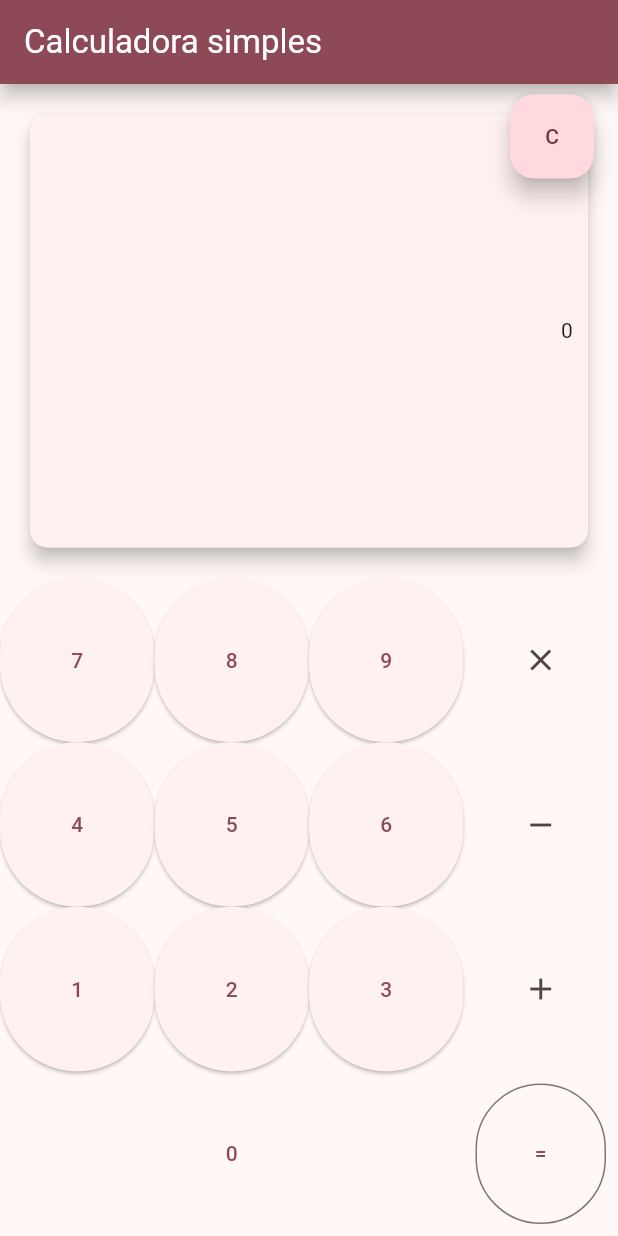
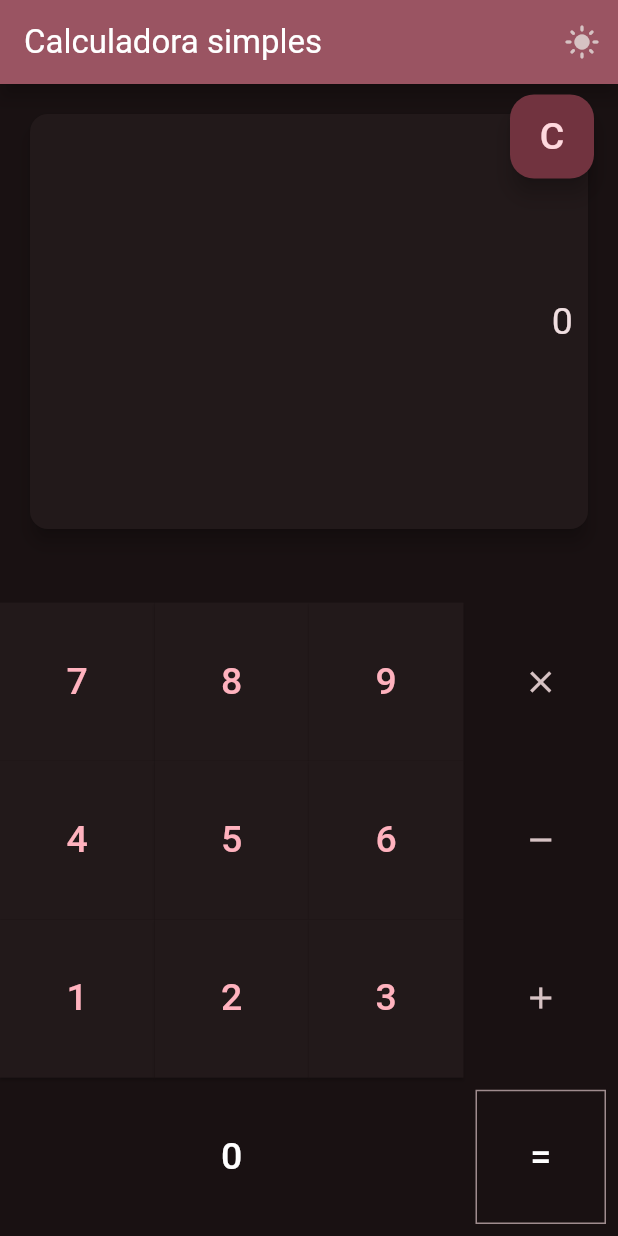
Before and after one commit to guirodriguezz/ProjetosFlutter, a Flutter app: the screen it shows after launch, on a phone screen of 412 x 824 dp. Run offline on Flutter 3.47's test engine with Material 3 defaults, Android fonts, the phone set to English and light mode, and no system bars.

Commit message:
Adicionando Linear ProgressIndicator. Criando lógica para Dark Mode e Light Mode. Ajustes visuais e de código.

```diff
--- a/lib/material_app_theme/OperadorButton.dart
+++ b/lib/material_app_theme/OperadorButton.dart
@@ -4,10 +4,14 @@ typedef OperadorPressedCallback = void Function(String);
 
 class OperadorButton extends StatelessWidget {
   const OperadorButton(
-      {super.key, required this.operador, required this.onOperadorPressed});
+      {super.key,
+      required this.operador,
+      required this.onOperadorPressed,
+      required this.disabled});
 
   final String operador;
   final OperadorPressedCallback onOperadorPressed;
+  final bool disabled;
 
   IconData mapOperadorToIcon() {
     switch (operador) {
@@ -24,8 +28,10 @@ class OperadorButton extends StatelessWidget {
   Widget build(BuildContext context) {
     return Expanded(
       child: IconButton(
-        onPressed: () => onOperadorPressed(operador),
-        icon: Icon(mapOperadorToIcon()),
+        onPressed: () => disabled ? null : onOperadorPressed(operador),
+        icon: Icon(
+          mapOperadorToIcon(),
+        ),
       ),
     );
   }
--- a/lib/material_app_theme/main.dart
+++ b/lib/material_app_theme/main.dart
@@ -8,24 +8,45 @@ const String appName = 'Calculadora simples';
 
 void main() => runApp(const MyApp());
 
-class MyApp extends StatelessWidget {
+class MyApp extends StatefulWidget {
   const MyApp({super.key});
+
+  @override
+  State<MyApp> createState() => _MyAppState();
+}
+
+class _MyAppState extends State<MyApp> {
+  ThemeMode currentThemeMode = ThemeMode.dark;
+
+  void toggleThemeMode() {
+    setState(() {
+      currentThemeMode =
+          currentThemeMode == ThemeMode.dark ? ThemeMode.light : ThemeMode.dark;
+    });
+  }
 
   @override
   Widget build(BuildContext context) {
     return MaterialApp(
       title: appName,
       debugShowCheckedModeBanner: false,
-      themeMode: ThemeMode.light,
+      themeMode: currentThemeMode,
       theme: SimpleCalculatorTheme.light,
       darkTheme: SimpleCalculatorTheme.dark,
-      home: const SimpleCalculator(),
+      home: SimpleCalculator(
+        onThemeModePressed: toggleThemeMode,
+      ),
     );
   }
 }
 
 class SimpleCalculator extends StatefulWidget {
-  const SimpleCalculator({super.key});
+  const SimpleCalculator({
+    super.key,
+    required this.onThemeModePressed,
+  });
+
+  final VoidCallback onThemeModePressed;
 
   @override
   State<SimpleCalculator> createState() => _SimpleCalculatorState();
@@ -37,6 +58,9 @@ class _SimpleCalculatorState extends State<SimpleCalculator> {
   String firstNumber = '';
   String secondNumber = '';
   String operador = '';
+
+  double progress = 0;
+  bool disableOperadorButton = false;
 
   void insert(String char) {
     if (char == '0') {
@@ -60,11 +84,15 @@ class _SimpleCalculatorState extends State<SimpleCalculator> {
     setState(() {
       if (operador.isEmpty) {
         display = firstNumber;
+        progress = 0.33;
       } else {
         if (secondNumber.isEmpty) {
           display = '$firstNumber $operador';
+          progress = 0.66;
         } else {
           display = '$firstNumber $operador $secondNumber';
+          progress = 1;
+          disableOperadorButton = true;
         }
       }
     });
@@ -77,6 +105,8 @@ class _SimpleCalculatorState extends State<SimpleCalculator> {
 
     setState(() {
       display = '0';
+      progress = 0;
+      disableOperadorButton = false;
     });
   }
 
@@ -102,6 +132,8 @@ class _SimpleCalculatorState extends State<SimpleCalculator> {
 
     setState(() {
       display = result.toString();
+      progress = 0.33;
+      disableOperadorButton = false;
     });
   }
 
@@ -111,23 +143,50 @@ class _SimpleCalculatorState extends State<SimpleCalculator> {
 
     return Scaffold(
       appBar: AppBar(
-        backgroundColor: theme.colorScheme.primary,
+        backgroundColor: theme.colorScheme.inversePrimary,
         elevation: 5,
         shadowColor: Colors.black,
         title: const Text(
           appName,
-          style: TextStyle(color: Colors.white),
+          style: TextStyle(
+            color: Colors.white,
           ),
+        ),
+        actions: [
+          IconButton(
+            onPressed: widget.onThemeModePressed,
+            icon: Icon(
+              theme.brightness == Brightness.light
+                  ? Icons.dark_mode
+                  : Icons.light_mode,
+            ),
+          ),
+        ],
       ),
       floatingActionButtonLocation: FloatingActionButtonLocation.endTop,
       floatingActionButton: Padding(
         padding: const EdgeInsets.only(top: 70),
-        child: FloatingActionButton(onPressed: clear, child: const Text('C')),
+        child: FloatingActionButton(
+          onPressed: clear,
+          child: const Text('C'),
+        ),
       ),
       body: Column(
         crossAxisAlignment: CrossAxisAlignment.stretch,
         children: [
-          Expanded(flex: 3, child: Display(display: display)),
+          Expanded(
+            flex: 3,
+            child: Display(display: display),
+          ),
+          Padding(
+            padding: const EdgeInsets.fromLTRB(20, 5, 20, 20),
+            child: Center(
+              child: LinearProgressIndicator(
+                backgroundColor: theme.scaffoldBackgroundColor,
+                value: progress,
+              ),
+            ),
+          ),
           Expanded(
             child: Row(
               crossAxisAlignment: CrossAxisAlignment.stretch,
@@ -144,7 +203,11 @@ class _SimpleCalculatorState extends State<SimpleCalculator> {
                   number: '9',
                   onNumberPressed: insert,
                 ),
-                OperadorButton(operador: 'x', onOperadorPressed: insert)
+                OperadorButton(
+                  operador: 'x',
+                  onOperadorPressed: insert,
+                  disabled: disableOperadorButton,
+                ),
               ],
             ),
           ),
@@ -164,7 +227,11 @@ class _SimpleCalculatorState extends State<SimpleCalculator> {
                   number: '6',
                   onNumberPressed: insert,
                 ),
-                OperadorButton(operador: '-', onOperadorPressed: insert)
+                OperadorButton(
+                  operador: '-',
+                  onOperadorPressed: insert,
+                  disabled: disableOperadorButton,
+                ),
               ],
             ),
           ),
@@ -184,7 +251,11 @@ class _SimpleCalculatorState extends State<SimpleCalculator> {
                   number: '3',
                   onNumberPressed: insert,
                 ),
-                OperadorButton(operador: '+', onOperadorPressed: insert)
+                OperadorButton(
+                  operador: '+',
+                  onOperadorPressed: insert,
+                  disabled: disableOperadorButton,
+                ),
               ],
             ),
           ),
@@ -195,15 +266,25 @@ class _SimpleCalculatorState extends State<SimpleCalculator> {
                 Expanded(
                   flex: 3,
                   child: TextButton(
-                      onPressed: () => insert('0'), child: const Text('0'))),
+                    onPressed: () => insert('0'),
+                    child: const Text('0'),
+                  ),
+                ),
                 Expanded(
                   child: Padding(
                     padding: const EdgeInsets.all(8.0),
                     child: OutlinedButton(
-                    onPressed: calculate, child: const Text('=')),
-              ))
+                      style: OutlinedButton.styleFrom(
+                        shape: const RoundedRectangleBorder(),
+                      ),
+                      onPressed: calculate,
+                      child: const Text('='),
+                    ),
+                  ),
+                ),
               ],
-          )),
+            ),
+          ),
         ],
       ),
     );
--- a/lib/material_app_theme/number_button.dart
+++ b/lib/material_app_theme/number_button.dart
@@ -13,6 +13,9 @@ class NumberButton extends StatelessWidget {
   Widget build(BuildContext context) {
     return Expanded(
       child: ElevatedButton(
+        style: ElevatedButton.styleFrom(
+          shape: const BeveledRectangleBorder(),
+        ),
         onPressed: () => onNumberPressed(number),
         child: Text(number),
       ),
--- a/lib/material_app_theme/theme.dart
+++ b/lib/material_app_theme/theme.dart
@@ -3,11 +3,33 @@ import 'package:flutter/material.dart';
 class SimpleCalculatorTheme {
   static final ThemeData light = ThemeData(
     colorScheme: ColorScheme.fromSeed(
-        seedColor: Colors.pink, brightness: Brightness.light),
+      seedColor: Colors.pink,
+      brightness: Brightness.light,
+    ),
+    iconTheme: const IconThemeData(color: Colors.pink),
+    textTheme: textTheme,
   );
 
   static final ThemeData dark = ThemeData(
     colorScheme: ColorScheme.fromSeed(
-        seedColor: Colors.pink, brightness: Brightness.dark),
+      seedColor: Colors.pink,
+      brightness: Brightness.dark,
+    ),
+    textTheme: textTheme,
+    textButtonTheme: TextButtonThemeData(
+      style: TextButton.styleFrom(
+        foregroundColor: Colors.white,
+      ),
+    ),
+    outlinedButtonTheme: OutlinedButtonThemeData(
+      style: OutlinedButton.styleFrom(
+        foregroundColor: Colors.white,
+      ),
+    ),
+  );
+
+  static const textTheme = TextTheme(
+    bodyMedium: TextStyle(fontSize: 25),
+    labelLarge: TextStyle(fontSize: 25),
   );
 }
```
Also changed, not shown: lib/material_app_theme/display.dart (+6 -5 lines). Lines whose indentation alone changed are shown as unchanged.
